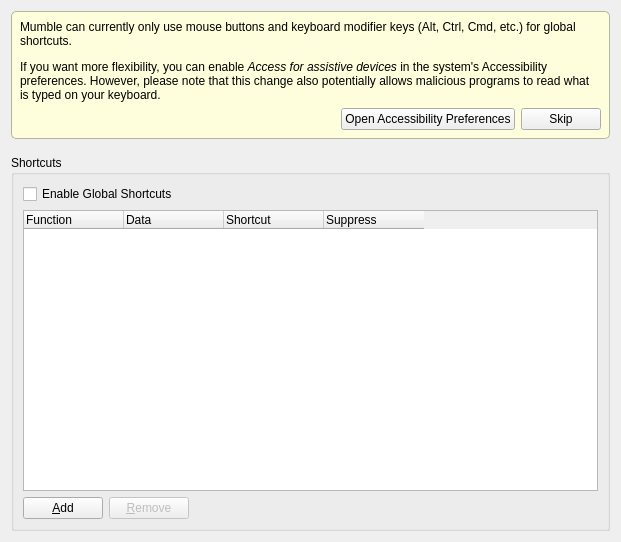
First picture: the form in src/mumble/GlobalShortcut.ui, repository mumble-voip/mumble, before the edit.
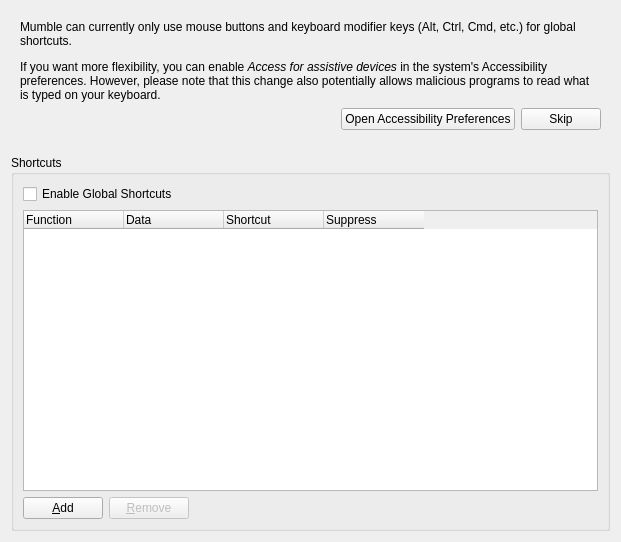
Second picture: the form after the edit.

Commit message: GlobalShortcut, Themes: move hard-coded stylesheet from GlobalShortcut.ui into the Themes class's default stylesheet.

What changed in the file:
```diff
--- a/src/mumble/GlobalShortcut.ui
+++ b/src/mumble/GlobalShortcut.ui
@@ -28,13 +28,6 @@
       </property>
       <item>
        <widget class="QWidget" name="qwMacWarning" native="true">
-        <property name="styleSheet">
-         <string notr="true">#qwMacWarning {
-  background-color: #FFFEDC;
-  border-radius: 5px;
-  border: 1px solid #B5B59E;
-}</string>
-        </property>
         <layout class="QVBoxLayout" name="verticalLayout_4">
          <item>
           <widget class="QLabel" name="label">
```
The commit also changes 1 other file.
